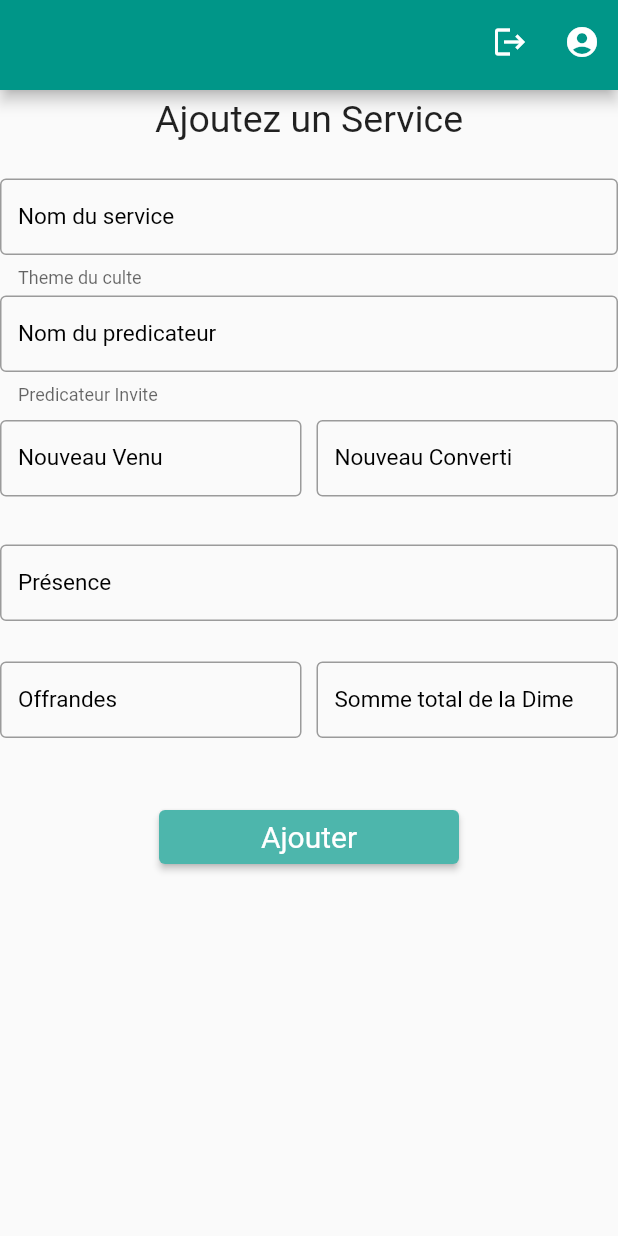
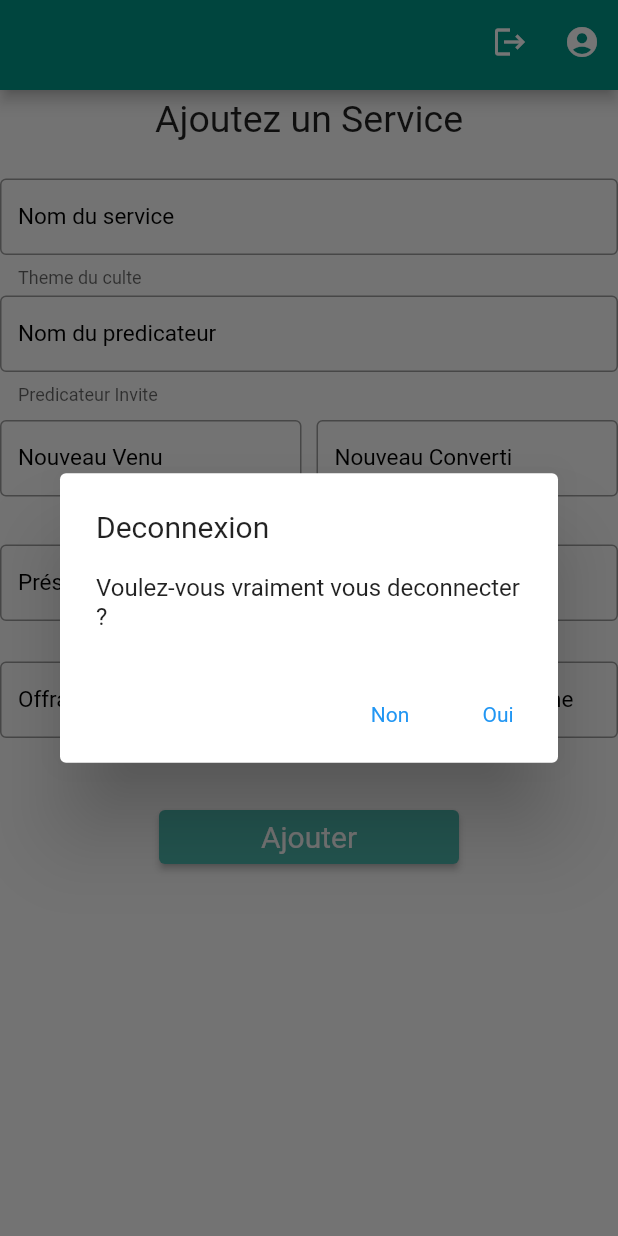
Before and after one commit to danielmoumeny212/mijqg, a Flutter app: the AddServiceScreen screen opened directly with empty values, after a tap on the "logout" icon, on a phone screen of 412 x 824 dp. Run offline on Flutter 3.47's test engine with Material 2 defaults, Android fonts, the phone set to English and light mode, and no system bars; our stand-ins replace google_fonts, image_picker.

Commit message:
logout feature

```diff
--- a/lib/screens/Homescreen.dart
+++ b/lib/screens/Homescreen.dart
@@ -1,5 +1,4 @@
 import 'package:flutter/material.dart';
-import 'package:flutter/rendering.dart';
 import 'package:mijqg/Providers/UserProvider.dart';
 import 'package:mijqg/models/ServiceMetting.dart';
 import 'package:mijqg/screens/AddServiceScreen.dart';
--- a/lib/service/AuthService.dart
+++ b/lib/service/AuthService.dart
@@ -1,13 +1,11 @@
 import 'dart:convert' as convert;
-
-import 'package:http/http.dart' as http;
 import 'package:mijqg/models/User.dart';
 import 'package:mijqg/service/NetworkHelper.dart';
 
 class AuthService extends NetworkHelper {
 
-   final  String _authUrl = 'http://192.168.100.2:8000/auth/jwt/create/';
-   final  String _infoUrl = 'http://192.168.100.2:8000/auth/users/me';
+   final  String _authUrl = 'http://192.168.100.10:8000/auth/jwt/create/';
+   final  String _infoUrl = 'http://192.168.100.10:8000/auth/users/me';
 
    Future<Result<dynamic, dynamic>> login(String email, String pwd) async {
      return postData(url: _authUrl, body: {"email": email, "password": pwd }, headers: const  {'Content-Type': 'application/json;charset=UTF-8'});
--- a/lib/service/NetworkHelper.dart
+++ b/lib/service/NetworkHelper.dart
@@ -27,7 +27,6 @@ abstract class  NetworkHelper {
        String data = response.body;
        return Result<dynamic, int>.ok(convert.jsonDecode(data));
      } else {
-       print(response);
        return Result<String, dynamic>.error(response.statusCode);
      }
    }
--- a/lib/widget/Appbar.dart
+++ b/lib/widget/Appbar.dart
@@ -1,35 +1,78 @@
 import 'package:flutter/material.dart';
+import 'package:mijqg/screens/LoginScreen.dart';
 import 'package:mijqg/screens/profilscreen.dart';
 
 class CustomAppBar extends StatelessWidget implements PreferredSizeWidget {
-
   const CustomAppBar({Key? key}) : super(key: key);
 
+  Future<bool?> askForLogout(BuildContext context) async {
+    bool? logout = await showDialog(
+      context: context,
+      builder: (BuildContext context) {
+        return AlertDialog(
+          title: const Text("Deconnexion"),
+          content: const Text("Voulez-vous vraiment vous deconnecter ?"),
+          actions: <Widget>[
+            TextButton(
+              onPressed: () {
+                Navigator.of(context).pop(false);
+              },
+              child: const Text("Non"),
+            ),
+            TextButton(
+              onPressed: () {
+                Navigator.of(context).pop(true);
+              },
+              child: const Text("Oui"),
+            ),
+          ],
+        );
+      },
+    );
+
+    return logout;
+  }
+
+  void toLoginPage(BuildContext context){
+     Navigator.pushReplacement(
+                context,
+                MaterialPageRoute(builder: (context) => const LoginScreen()),
+              );
+  }
+
   @override
-  Size get preferredSize => Size.fromHeight(60.0);
+  Size get preferredSize => const Size.fromHeight(60.0);
 
   @override
   Widget build(BuildContext context) {
     return AppBar(
       automaticallyImplyLeading: false,
       backgroundColor: Colors.teal,
-      // title: const  Text("Center de la base ",
-      //     style: TextStyle(
-      //         fontSize: 25.0
-      //     )),
-      actions: <Widget> [
+      actions: <Widget>[
         IconButton(
-          icon: const Icon(Icons.logout , color: Colors.white,),
-          onPressed: (){
+          icon: const Icon(
+            Icons.logout,
+            color: Colors.white,
+          ),
+          onPressed: () async {
+            bool? isLogout = await askForLogout(context);
+            if (isLogout ?? false) {
+            Navigator.pushReplacement(
+                context,
+                MaterialPageRoute(builder: (context) => const LoginScreen()),
+              );
+            }
           },
-
         ),
         IconButton(
-            onPressed: (){
-             Navigator.push(context , MaterialPageRoute(builder: (context) => const ProfilPage() ));
-            },
-            icon: const Icon(Icons.account_circle)
-        )
+          onPressed: () {
+            Navigator.push(
+              context,
+              MaterialPageRoute(builder: (context) => const ProfilPage()),
+            );
+          },
+          icon: const Icon(Icons.account_circle),
+        ),
       ],
     );
   }
```
Also changed, not shown: lib/screens/LoginScreen.dart (+4 -3 lines).
